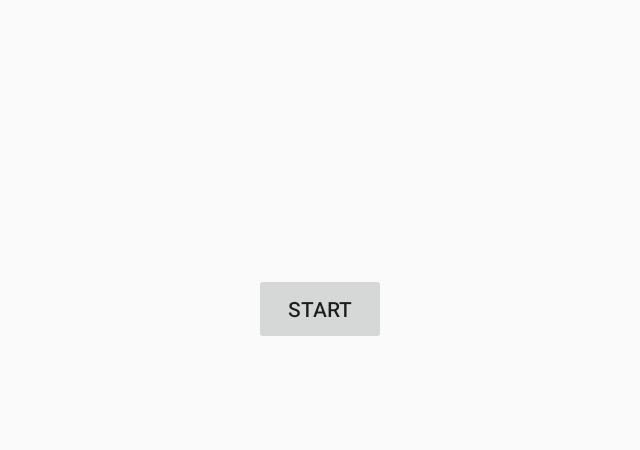
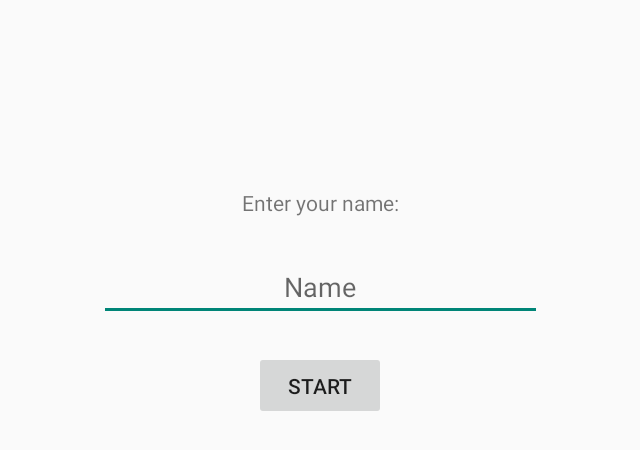
Before and after one commit to trietias/BlinkGame, an Android app: the screen it shows after launch (MainActivity), on a phone screen of 824 x 412 dp (held sideways). Shown: the top 450 px of the screen, without its empty margins (298-938 px from the left). Run offline under Robolectric (Android 15) with nearby library versions, the phone set to English and light mode, and no system bars.

Commit message:
Layout changes: - fixed border issues - added text input for name on first screen - added textview for "score"

```diff
--- a/app/src/main/res/layout/activity_main.xml
+++ b/app/src/main/res/layout/activity_main.xml
@@ -1,24 +1,50 @@
 <?xml version="1.0" encoding="utf-8"?>
 
-<android.support.constraint.ConstraintLayout
-    xmlns:android="http://schemas.android.com/apk/res/android"
+<android.support.constraint.ConstraintLayout xmlns:android="http://schemas.android.com/apk/res/android"
     xmlns:app="http://schemas.android.com/apk/res-auto"
     xmlns:tools="http://schemas.android.com/tools"
     android:id="@+id/topLayout"
-    android:orientation="horizontal"
     android:layout_width="match_parent"
     android:layout_height="match_parent"
-    android:keepScreenOn="true">
+    android:keepScreenOn="true"
+    android:orientation="horizontal">
 
 
     <Button
         android:id="@+id/startButton"
+        android:layout_width="wrap_content"
+        android:layout_height="46dp"
+        android:layout_marginBottom="112dp"
         android:onClick="startGame"
-        android:layout_width="wrap_content"
-        android:layout_height="wrap_content"
         android:text="Start"
         app:layout_constraintBottom_toBottomOf="parent"
-        app:layout_constraintLeft_toLeftOf="parent"
-        app:layout_constraintRight_toRightOf="parent"
+        app:layout_constraintEnd_toEndOf="parent"
+        app:layout_constraintStart_toStartOf="parent"
+        app:layout_constraintTop_toBottomOf="@+id/editText2" />
+
+    <EditText
+        android:id="@+id/editText2"
+        android:layout_width="295dp"
+        android:layout_height="44dp"
+        android:ems="10"
+        android:gravity="center"
+        android:hint="Name"
+        android:inputType="textPersonName"
+        app:layout_constraintBottom_toTopOf="@+id/startButton"
+        app:layout_constraintEnd_toEndOf="parent"
+        app:layout_constraintHorizontal_bias="0.501"
+        app:layout_constraintStart_toStartOf="parent"
+        app:layout_constraintTop_toBottomOf="@+id/textView2"
+        app:layout_constraintVertical_bias="1.0" />
+
+    <TextView
+        android:id="@+id/textView2"
+        android:layout_width="109dp"
+        android:layout_height="30dp"
+        android:layout_marginTop="120dp"
+        android:gravity="center"
+        android:text="Enter your name:"
+        app:layout_constraintEnd_toEndOf="parent"
+        app:layout_constraintStart_toStartOf="parent"
         app:layout_constraintTop_toTopOf="parent" />
 </android.support.constraint.ConstraintLayout>
```
Also changed, not shown: app/src/main/res/layout/activity_game.xml (+33 -4 lines).
